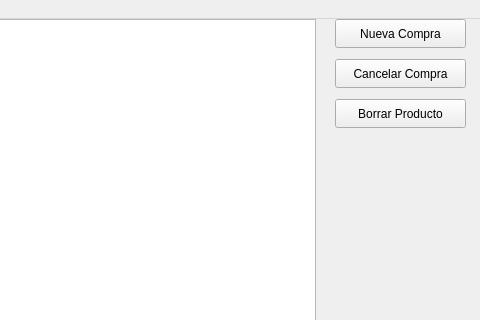
PabloDev2195/Smart_Point_Of_Sale, file src/spos_mainwindow.ui: the form before one commit; both pictures show x 365 to 845 and y 0 to 320 of the 845 by 563 pixel window.
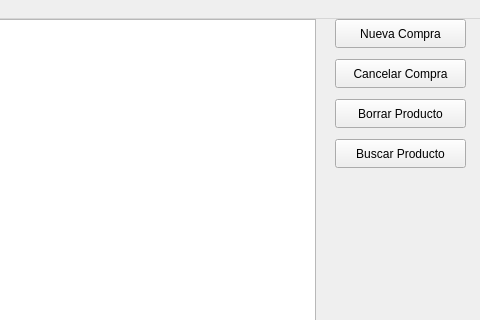
The form after the commit.

Commit message: Find product dialog and button

The edit to the form file:
```diff
--- a/src/spos_mainwindow.ui
+++ b/src/spos_mainwindow.ui
@@ -144,6 +144,19 @@
      <string>Cambio</string>
     </property>
    </widget>
+   <widget class="QPushButton" name="pushButton_FindProduct">
+    <property name="geometry">
+     <rect>
+      <x>700</x>
+      <y>120</y>
+      <width>131</width>
+      <height>29</height>
+     </rect>
+    </property>
+    <property name="text">
+     <string>Buscar Producto</string>
+    </property>
+   </widget>
   </widget>
   <widget class="QMenuBar" name="menubar">
    <property name="geometry">
```
Left out of the diff: 2 changed lines with no effect on the pictures. The commit also changes 5 other files.
